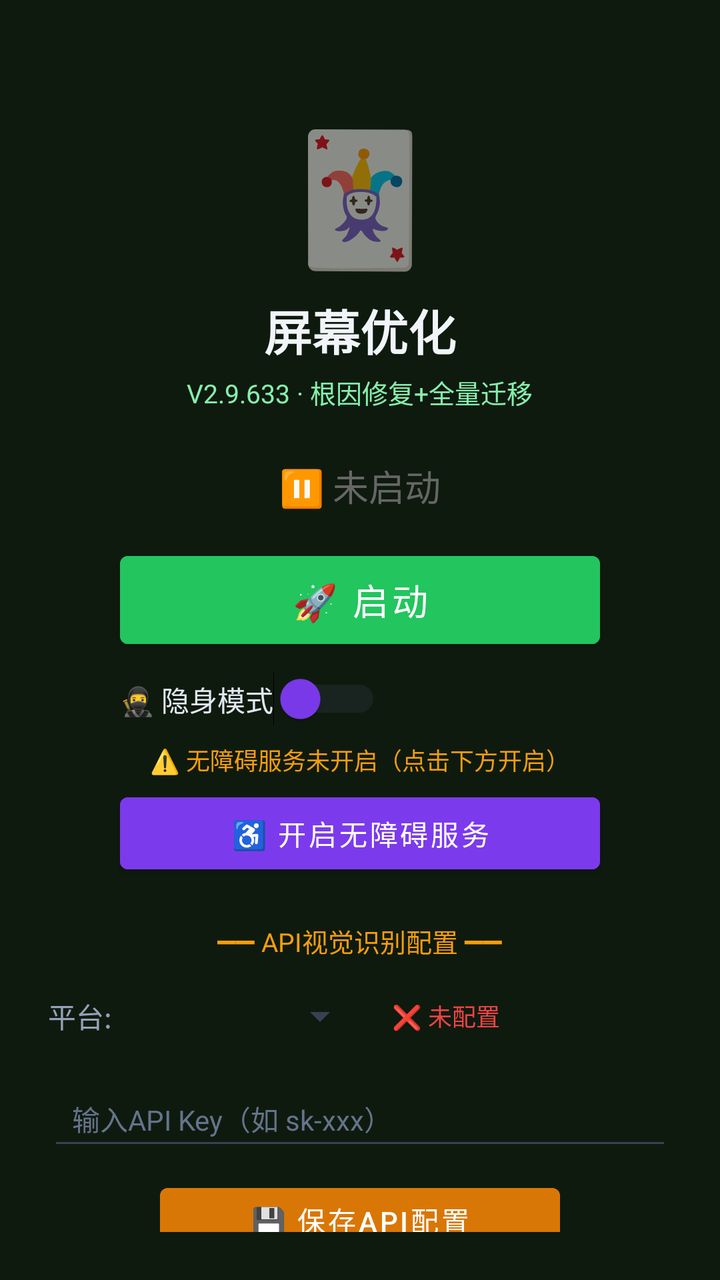
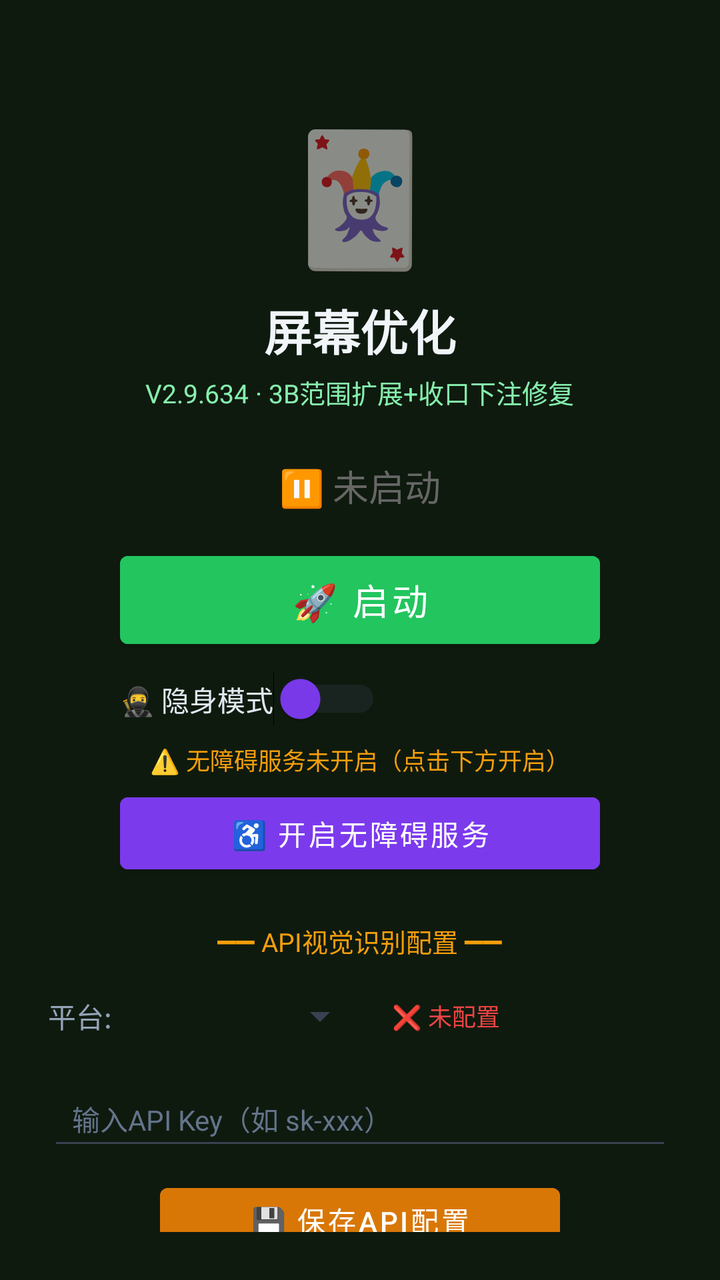

Compare the two renders of this Android layout. The source of the first and the diff that turns it into the second are given below.
<!-- AndroidManifest.xml: activity theme Theme.MjScreenshot -->
<!-- res/layout/activity_main.xml -->
<?xml version="1.0" encoding="utf-8"?>
<LinearLayout xmlns:android="http://schemas.android.com/apk/res/android"
    android:layout_width="match_parent"
    android:layout_height="match_parent"
    android:orientation="vertical"
    android:background="#0f1a0f"
    android:padding="24dp"
    android:gravity="center_horizontal">

    <TextView
        android:layout_width="wrap_content"
        android:layout_height="wrap_content"
        android:text="🃏"
        android:textSize="64sp"
        android:layout_marginTop="30dp" />

    <TextView
        android:layout_width="wrap_content"
        android:layout_height="wrap_content"
        android:text="屏幕优化"
        android:textSize="24sp"
        android:textColor="#f1f5f9"
        android:textStyle="bold"
        android:layout_marginTop="8dp" />

    <TextView
        android:layout_width="wrap_content"
        android:layout_height="wrap_content"
        android:text="V2.9.633 · 根因修复+全量迁移"
        android:textSize="13sp"
        android:textColor="#86efac"
        android:layout_marginTop="4dp" />

    <TextView
        android:id="@+id/tvStatus"
        android:layout_width="wrap_content"
        android:layout_height="wrap_content"
        android:text="⏸ 未启动"
        android:textSize="18sp"
        android:textColor="#666666"
        android:layout_marginTop="24dp" />

    <Button
        android:id="@+id/btnStart"
        android:layout_width="240dp"
        android:layout_height="56dp"
        android:text="🚀 启动"
        android:textSize="18sp"
        android:textColor="#ffffff"
        android:backgroundTint="#22c55e"
        android:layout_marginTop="16dp" />

    <Button
        android:id="@+id/btnHelper"
        android:layout_width="240dp"
        android:layout_height="56dp"
        android:text="🃏 打开智囊"
        android:textSize="16sp"
        android:textColor="#ffffff"
        android:backgroundTint="#16a34a"
        android:layout_marginTop="12dp"
        android:visibility="gone" />

    
    <LinearLayout
        android:layout_width="240dp"
        android:layout_height="wrap_content"
        android:orientation="horizontal"
        android:gravity="center_vertical"
        android:layout_marginTop="8dp">

        <Switch
            android:id="@+id/switchStealth"
            android:layout_width="wrap_content"
            android:layout_height="wrap_content"
            android:text="🥷 隐身模式"
            android:textColor="#e2e8f0"
            android:textSize="14sp"
            android:thumbTint="#7c3aed"
            android:trackTint="#374151" />
    </LinearLayout>

    <TextView
        android:id="@+id/tvAccessibilityStatus"
        android:layout_width="wrap_content"
        android:layout_height="wrap_content"
        android:text="⚠️ 无障碍服务未开启（点击下方开启）"
        android:textSize="12sp"
        android:textColor="#f59e0b"
        android:layout_marginTop="8dp"
        android:gravity="center" />

    <Button
        android:id="@+id/btnAccessibility"
        android:layout_width="240dp"
        android:layout_height="48dp"
        android:text="♿ 开启无障碍服务"
        android:textSize="14sp"
        android:textColor="#ffffff"
        android:backgroundTint="#7c3aed"
        android:layout_marginTop="4dp" />

    <TextView
        android:layout_width="wrap_content"
        android:layout_height="wrap_content"
        android:text="━━ API视觉识别配置 ━━"
        android:textSize="13sp"
        android:textColor="#f59e0b"
        android:layout_marginTop="20dp" />

    <LinearLayout
        android:layout_width="match_parent"
        android:layout_height="wrap_content"
        android:orientation="horizontal"
        android:layout_marginTop="8dp"
        android:gravity="center_vertical">

        <TextView
            android:layout_width="wrap_content"
            android:layout_height="wrap_content"
            android:text="平台:"
            android:textSize="14sp"
            android:textColor="#94a3b8" />

        <Spinner
            android:id="@+id/spinnerProvider"
            android:layout_width="120dp"
            android:layout_height="40dp"
            android:layout_marginStart="8dp"
            android:backgroundTint="#374151" />

        <TextView
            android:id="@+id/tvApiStatus"
            android:layout_width="wrap_content"
            android:layout_height="wrap_content"
            android:text="❌ 未配置"
            android:textSize="12sp"
            android:textColor="#ef4444"
            android:layout_marginStart="12dp" />
    </LinearLayout>

    <EditText
        android:id="@+id/etApiKey"
        android:layout_width="match_parent"
        android:layout_height="44dp"
        android:hint="输入API Key（如 sk-xxx）"
        android:textSize="14sp"
        android:textColor="#e2e8f0"
        android:textColorHint="#64748b"
        android:backgroundTint="#374151"
        android:inputType="textPassword"
        android:layout_marginTop="8dp"
        android:paddingStart="12dp"
        android:paddingEnd="12dp" />

    <Button
        android:id="@+id/btnSaveApi"
        android:layout_width="200dp"
        android:layout_height="44dp"
        android:text="💾 保存API配置"
        android:textSize="14sp"
        android:textColor="#ffffff"
        android:backgroundTint="#d97706"
        android:layout_marginTop="8dp" />

    <TextView
        android:id="@+id/tvHint"
        android:layout_width="wrap_content"
        android:layout_height="wrap_content"
        android:text="先点上方按钮启动截屏"
        android:textSize="13sp"
        android:textColor="#666666"
        android:layout_marginTop="12dp"
        android:gravity="center" />

    <TextView
        android:layout_width="wrap_content"
        android:layout_height="wrap_content"
        android:text="使用步骤：\n1. 配置API Key（支持OpenAI/通义千问VL/硅基流动）\n2. 点「开启无障碍服务」→ 开启\n3. 开启「🥷隐身模式」(反检测)\n4. 点「启动」→ 允许悬浮窗\n5. 打牌时点屏幕上的🎯悬浮球即可截屏识别\n★ 拖动悬浮球可移到不挡牌的位置 ★\n★ 长按悬浮球可展开/收起详细面板 ★\n★ 悬浮球边框颜色=建议：绿=加注 橙=跟注 红=弃牌 ★"
        android:textSize="12sp"
        android:textColor="#64748b"
        android:layout_marginTop="12dp"
        android:lineSpacingExtra="3dp" />

</LinearLayout>
<!-- resources referenced by this layout -->
<resources>
  <style name="Theme.MjScreenshot" parent="Theme.MaterialComponents.DayNight.DarkActionBar">
          <item name="colorPrimary">#1e40af</item>
          <item name="colorPrimaryVariant">#1e3a8a</item>
          <item name="colorOnPrimary">#ffffff</item>
          <item name="android:statusBarColor">#0f172a</item>
      </style>
</resources>

<!-- the commit's change to res/layout/activity_main.xml (unified diff, before → after) -->
@@ -26,7 +26,7 @@
     <TextView
         android:layout_width="wrap_content"
         android:layout_height="wrap_content"
-        android:text="V2.9.633 · 根因修复+全量迁移"
+        android:text="V2.9.634 · 3B范围扩展+收口下注修复"
         android:textSize="13sp"
         android:textColor="#86efac"
         android:layout_marginTop="4dp" />
